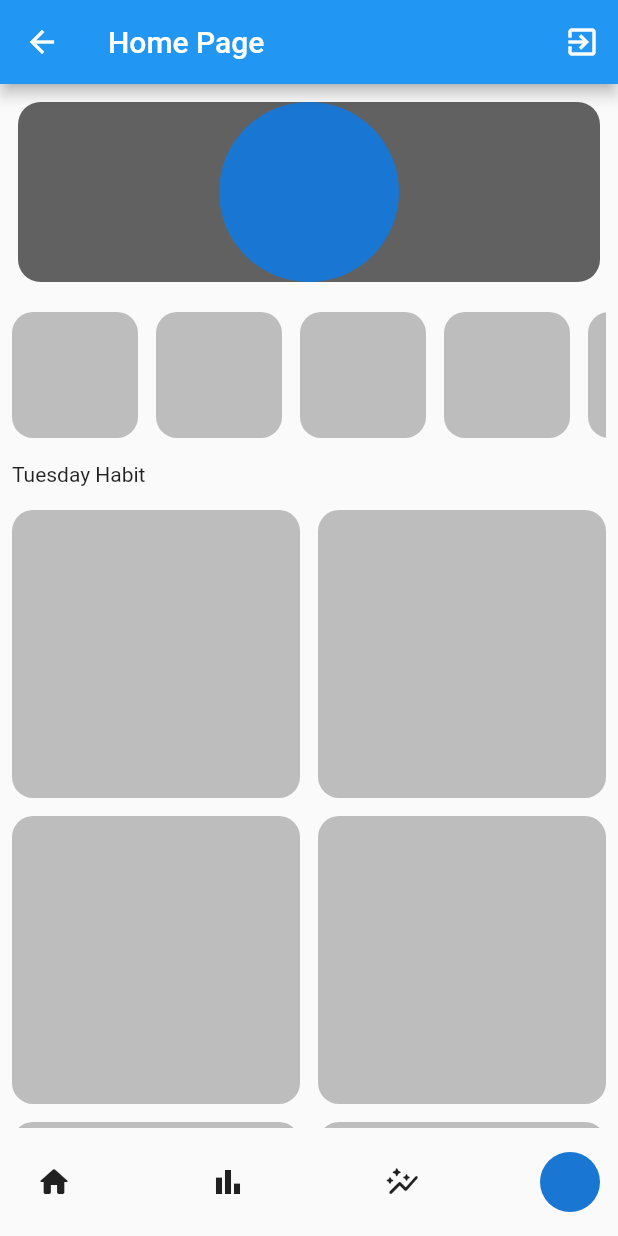
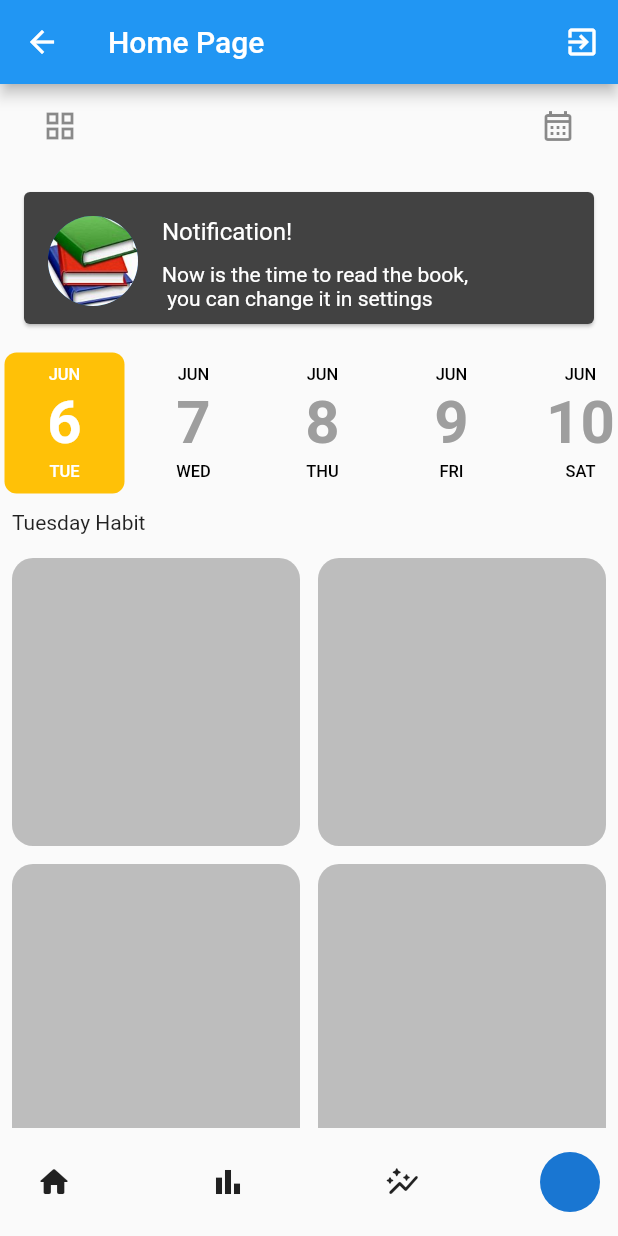
Before and after one commit to CHRIS-1023/habbit-tracker, a Flutter app: the HomePage screen opened directly, on a phone screen of 412 x 824 dp. Run offline on Flutter 3.47's test engine with Material 2 defaults, Android fonts, the phone set to English and light mode, and no system bars; drawn by our look-alikes of date_picker_timeline; our stand-ins replace cloud_firestore, firebase_auth, firebase_core, shared_preferences; accounts and stored records are empty.

Commit message:
habit tracker

```diff
--- a/lib/dates_grid.dart
+++ b/lib/dates_grid.dart
@@ -14,7 +14,6 @@ class _DatesGridState extends State<DatesGrid> {
       shrinkWrap: true,
       gridDelegate: const SliverGridDelegateWithFixedCrossAxisCount(
           crossAxisCount: 1, mainAxisSpacing: 12),
-      itemCount: 6,
       scrollDirection: Axis.horizontal,
       itemBuilder: (context, index) {
         return Container(
--- a/lib/home_page.dart
+++ b/lib/home_page.dart
@@ -1,7 +1,8 @@
+import 'package:date_picker_timeline/date_picker_timeline.dart';
 import 'package:flutter/material.dart';
 import 'package:habbit_tracker/auth.dart';
 import 'package:habbit_tracker/const_widgets.dart';
-import 'package:habbit_tracker/dates_grid.dart';
+import 'package:habbit_tracker/getstarted.dart';
 import 'package:habbit_tracker/login.dart';
 
 class HomePage extends StatefulWidget {
@@ -69,21 +70,52 @@ class _HomePageState extends State<HomePage> {
             child: Column(
               crossAxisAlignment: CrossAxisAlignment.start,
               children: [
+                ListTile(
+                  leading: IconButton(
+                      onPressed: () {
+                        nextScreenReplace(context, const GetStarted());
+                      },
+                      icon: const Icon(Icons.grid_view)),
+                  trailing: IconButton(
+                      onPressed: () {},
+                      icon: const Icon(Icons.calendar_month_outlined)),
+                ),
                 Padding(
-                  padding: const EdgeInsets.all(12.0),
-                  child: Container(
-                      decoration: BoxDecoration(
-                        borderRadius: BorderRadius.circular(15),
-                        color: Colors.grey[700],
+                    padding: const EdgeInsets.all(12.0),
+                    child: Card(
+                      color: Colors.grey[800],
+                      child: const ListTile(
+                        visualDensity: VisualDensity(vertical: 4),
+                        leading: CircleAvatar(
+                          radius: 30,
+                          backgroundImage: AssetImage('assets/books.jpeg'),
+                        ),
+                        title: Text(
+                          'Notification!',
+                          style: TextStyle(color: Colors.white),
+                        ),
+                        subtitle: Text(
+                          'Now is the time to read the book,\n you can change it in settings',
+                          style: TextStyle(color: Colors.white),
+                        ),
                       ),
-                      height: 120,
-                      width: 400,
-                      child: const CircleAvatar()),
-                ),
-                Container(
-                  padding: const EdgeInsets.all(8),
+                    )),
+                // Container(
+                //   padding: const EdgeInsets.all(8),
+                //   height: 100,
+                //   child: const DatesGrid(),
+                // ),
+                DatePicker(
+                  DateTime.now(),
                   height: 100,
-                  child: const DatesGrid(),
+                  width: 80,
+                  initialSelectedDate: DateTime.now(),
+                  selectionColor: Colors.amber,
+                  selectedTextColor: Colors.white,
+                  dateTextStyle: const TextStyle(
+                      fontSize: 40,
+                      fontWeight: FontWeight.bold,
+                      color: Colors.grey),
                 ),
                 const Padding(
                   padding: EdgeInsets.all(8.0),
--- a/pubspec.yaml
+++ b/pubspec.yaml
@@ -41,6 +41,7 @@ dependencies:
   firebase_database: ^10.2.2
   hive: ^2.2.3
   hive_flutter: ^1.1.0
+  date_picker_timeline: ^1.2.3
 
 dev_dependencies:
   flutter_test:
```
Also changed, not shown: lib/main.dart (+3 -23 lines), lib/splash_screen.dart (added, +40 -0 lines), pubspec.lock.
